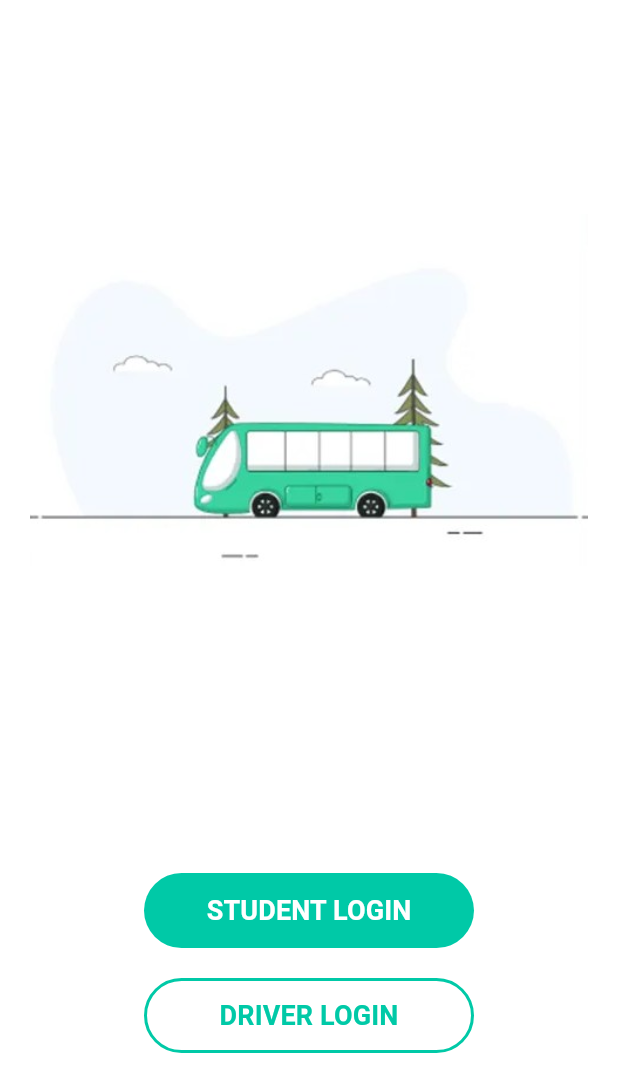
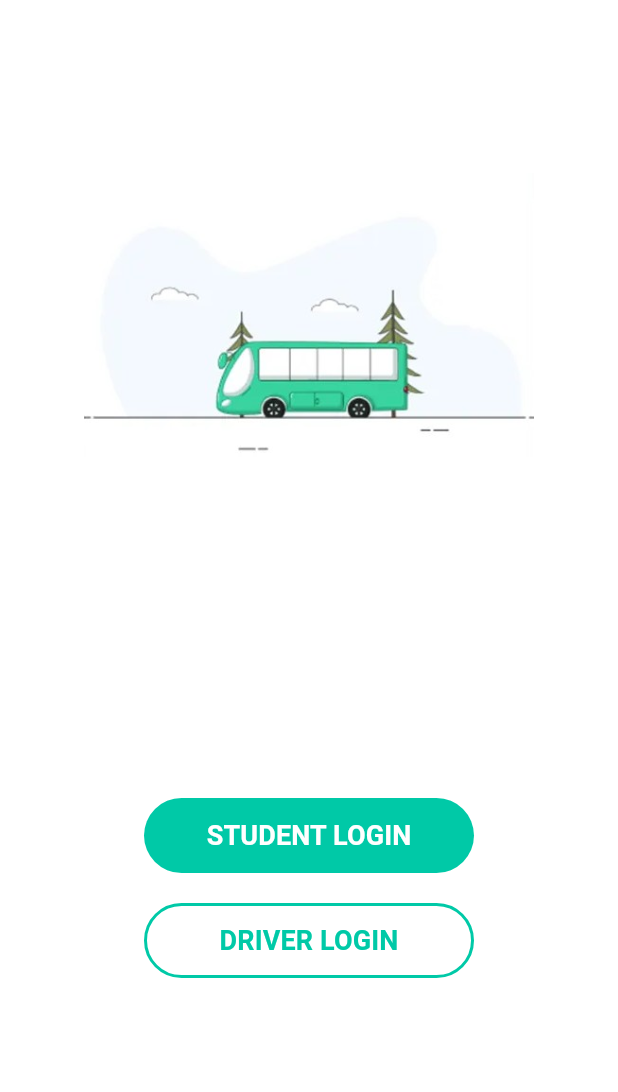
Before and after one commit to veeraworks/flutter_codes, a Flutter app: the screen it shows after launch, on a phone screen of 412 x 824 dp. Shown: the top 1092 px of the screen. Run offline on Flutter 3.47's test engine with Material 3 defaults, Android fonts, the phone set to English and light mode, and no system bars; our stand-ins replace connectivity_plus, firebase_auth, firebase_core, firebase_database, geolocator, google_maps_flutter and 1 more; accounts and stored records are empty.

Commit message:
i updated

```diff
--- a/lib/driver_login_page.dart
+++ b/lib/driver_login_page.dart
@@ -1,3 +1,4 @@
+
 import 'package:flutter/material.dart';
 import 'driver_signup_page.dart';
 import 'driver_otp_page.dart'; // ✅ OTP PAGE
--- a/lib/main.dart
+++ b/lib/main.dart
@@ -4,6 +4,8 @@ import 'driver_login_page.dart';
 
 import 'package:firebase_core/firebase_core.dart';
 import 'package:firebase_database/firebase_database.dart';
+
+import 'theme_manager.dart';
 
 void main() async {
   WidgetsFlutterBinding.ensureInitialized();
@@ -16,9 +18,32 @@ class MyApp extends StatelessWidget {
 
   @override
   Widget build(BuildContext context) {
-    return const MaterialApp(
-      debugShowCheckedModeBanner: false,
-      home: WelcomePage(),
+    return ValueListenableBuilder<ThemeMode>(
+      valueListenable: ThemeManager.themeNotifier,
+      builder: (context, currentMode, _) {
+        return MaterialApp(
+          debugShowCheckedModeBanner: false,
+
+          themeMode: currentMode, // ✅ controls dark/light
+
+          // 🌞 LIGHT THEME
+          theme: ThemeData(
+            brightness: Brightness.light,
+            colorSchemeSeed: const Color(0xFF00C9A7),
+            scaffoldBackgroundColor: Colors.white,
+            useMaterial3: true,
+          ),
+
+          // 🌙 DARK THEME
+          darkTheme: ThemeData(
+            brightness: Brightness.dark,
+            colorSchemeSeed: const Color(0xFF00C9A7),
+            useMaterial3: true,
+          ),
+
+          home: const WelcomePage(),
+        );
+      },
     );
   }
 }
@@ -43,7 +68,6 @@ class _WelcomePageState extends State<WelcomePage> {
   @override
   Widget build(BuildContext context) {
     return Scaffold(
-      backgroundColor: Colors.white,
       body: SafeArea(
         child: Padding(
           padding: const EdgeInsets.symmetric(horizontal: 20),
@@ -53,8 +77,8 @@ class _WelcomePageState extends State<WelcomePage> {
 
               Image.asset(
                 'assets/images/bus.png',
-                width: 400,
-                height: 400,
+                width: 300,
+                height: 300,
                 fit: BoxFit.contain,
               ),
 
--- a/lib/student_signup_page.dart
+++ b/lib/student_signup_page.dart
@@ -337,8 +337,8 @@ class _StudentSignupPageState extends State<StudentSignupPage> {
 
                         const SizedBox(height: 16),
 
-                        inputBox(nameController, "Student Name", Icons.person),
-                        inputBox(regController, "Register Number", Icons.badge),
+                        inputBox(nameController, "Register Number", Icons.badge),
+                        inputBox(regController, "Student Name", Icons.person),
                         inputBox(phoneController, "Phone Number", Icons.phone,
                             type: TextInputType.phone),
 
```
Also changed, not shown: pubspec.lock, 3 other files.
